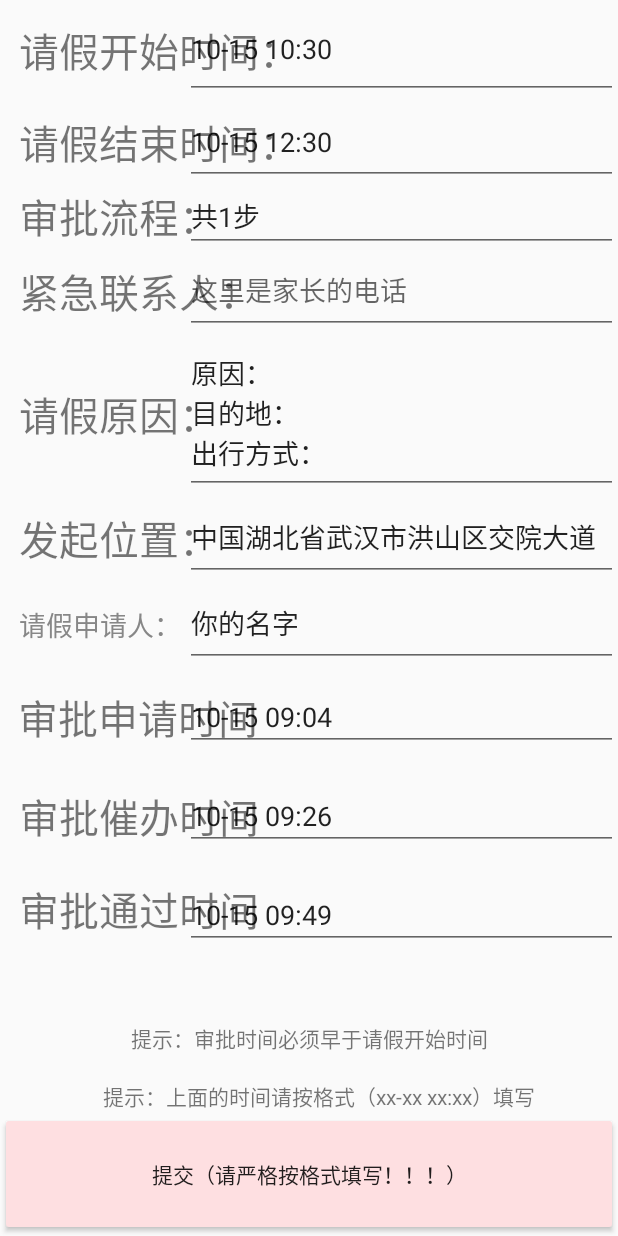
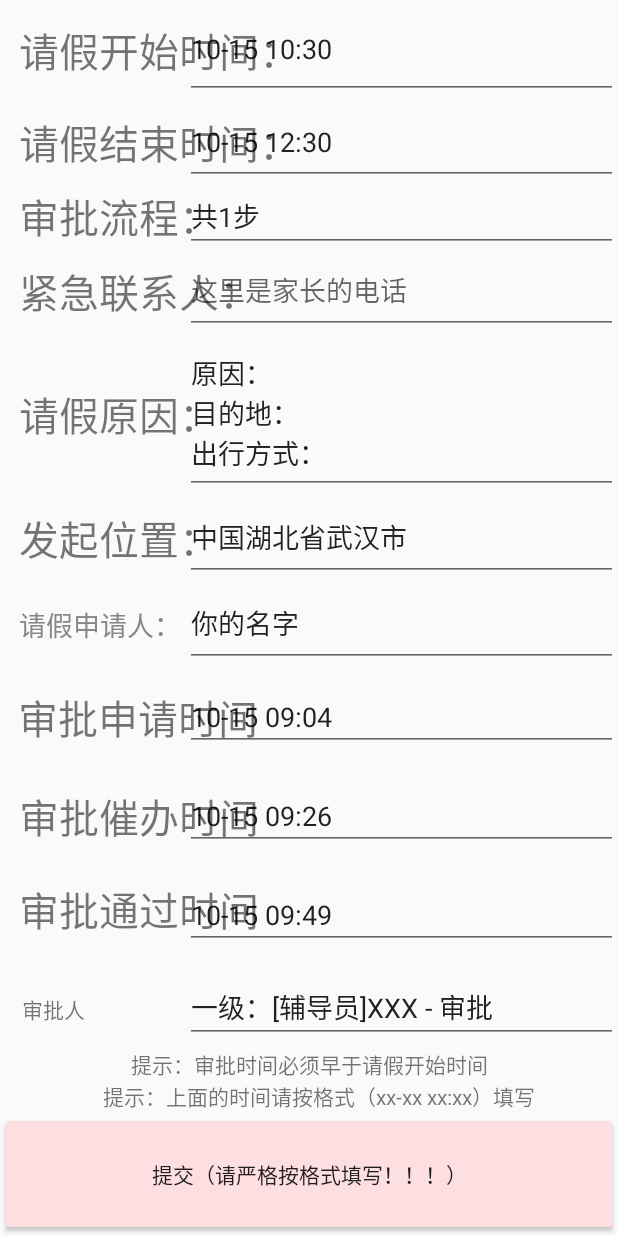
Before and after one commit to kirklin/cpdaily, an Android app: the addFragment screen opened through its navigation route, on a phone screen of 412 x 824 dp. Run offline under Robolectric (Android 15) with nearby library versions, the phone set to English and light mode, and no system bars.

Commit message:
完善细节

```diff
--- a/app/build.gradle
+++ b/app/build.gradle
@@ -9,7 +9,7 @@ android {
         minSdkVersion 17
         targetSdkVersion 30
         versionCode 1
-        versionName "1.5"
+        versionName "1.6"
 
         testInstrumentationRunner "androidx.test.runner.AndroidJUnitRunner"
     }
--- a/app/src/main/java/name/lkk/cpdaily/DetailFragment.java
+++ b/app/src/main/java/name/lkk/cpdaily/DetailFragment.java
@@ -111,6 +111,8 @@ public class DetailFragment extends Fragment {
 
         //请假原因
         binding.detailContent1Layout.textView54.setText(getArguments().getString("text5"));
+        //申请位置
+        binding.detailContent1Layout.textView12.setText(getArguments().getString("text10"));
 
         //审批流程
         binding.detailContent1Layout.textView55.setText(getArguments().getString("text6"));
@@ -119,6 +121,7 @@ public class DetailFragment extends Fragment {
 
         binding.detailContent2Layout.textView21.setText(getArguments().getString("text8"));
         binding.detailContent2Layout.textView22.setText(getArguments().getString("text9"));
-
+        //审批人
+        binding.detailContent2Layout.textView13.setText(getArguments().getString("text11"));
     }
 }
--- a/app/src/main/java/name/lkk/cpdaily/addFragment.java
+++ b/app/src/main/java/name/lkk/cpdaily/addFragment.java
@@ -176,6 +176,8 @@ public class addFragment extends Fragment {
                 bundle.putString("text4", String.valueOf(binding.editTextTextPersonName4.getText()).trim());
                 //请假原因
                 bundle.putString("text5", String.valueOf(binding.editTextTextPersonName5.getText()).trim());
+                //申请位置
+                bundle.putString("text10", String.valueOf(binding.editTextTextPersonName6.getText()).trim());
                 //审批流程
                 bundle.putString("text6", String.valueOf(binding.editTextTextPersonName8.getText()));
                 //审批申请时间
@@ -184,6 +186,8 @@ public class addFragment extends Fragment {
                 bundle.putString("text8", String.valueOf(binding.editTextDate2.getText()));
                 //审批通过时间
                 bundle.putString("text9", String.valueOf(binding.editTextDate3.getText()));
+                //审批人
+                bundle.putString("text11", String.valueOf(binding.editTextTextPersonName7.getText()));
                 NavController navController = Navigation.findNavController(view);
                 ConApp.bundle = bundle;
                 navController.navigate(R.id.action_addFragment_to_detailFragment, bundle);
--- a/app/src/main/res/layout/fragment_add.xml
+++ b/app/src/main/res/layout/fragment_add.xml
@@ -236,7 +236,7 @@
         android:layout_height="0dp"
         android:ems="10"
         android:inputType="textPersonName"
-        android:text="中国湖北省武汉市洪山区交院大道"
+        android:text="中国湖北省武汉市"
         app:layout_constraintBottom_toTopOf="@+id/guideline10"
         app:layout_constraintEnd_toEndOf="parent"
         app:layout_constraintStart_toStartOf="@+id/guideline12"
@@ -345,7 +345,8 @@
         app:layout_constraintBottom_toTopOf="@+id/guideline2"
         app:layout_constraintEnd_toEndOf="parent"
         app:layout_constraintStart_toStartOf="parent"
-        app:layout_constraintTop_toTopOf="@+id/guideline32" />
+        app:layout_constraintTop_toTopOf="@+id/guideline32"
+        app:layout_constraintVertical_bias="0.72" />
 
     <EditText
         android:id="@+id/editTextDate"
@@ -382,4 +383,35 @@
         app:layout_constraintEnd_toEndOf="parent"
         app:layout_constraintStart_toStartOf="@+id/guideline12"
         app:layout_constraintTop_toTopOf="@+id/guideline28" />
+
+    <androidx.constraintlayout.widget.Guideline
+        android:id="@+id/guideline42"
+        android:layout_width="wrap_content"
+        android:layout_height="wrap_content"
+        android:orientation="horizontal"
+        app:layout_constraintGuide_percent="0.8506944" />
+
+    <TextView
+        android:id="@+id/textView14"
+        android:layout_width="wrap_content"
+        android:layout_height="19dp"
+        android:text="审批人"
+        app:layout_constraintBottom_toTopOf="@+id/guideline42"
+        app:layout_constraintEnd_toStartOf="@+id/guideline12"
+        app:layout_constraintHorizontal_bias="0.03"
+        app:layout_constraintStart_toStartOf="@+id/guideline20"
+        app:layout_constraintTop_toTopOf="@+id/guideline32" />
+
+    <EditText
+        android:id="@+id/editTextTextPersonName7"
+        android:layout_width="0dp"
+        android:layout_height="wrap_content"
+        android:ems="10"
+        android:inputType="textPersonName"
+        android:text="一级：[辅导员]XXX - 审批"
+        app:layout_constraintBottom_toTopOf="@+id/guideline42"
+        app:layout_constraintEnd_toEndOf="parent"
+        app:layout_constraintHorizontal_bias="0.03"
+        app:layout_constraintStart_toStartOf="@+id/guideline12"
+        app:layout_constraintTop_toTopOf="@+id/guideline32" />
 </androidx.constraintlayout.widget.ConstraintLayout>
--- a/app/src/main/res/values/strings.xml
+++ b/app/src/main/res/values/strings.xml
@@ -6,6 +6,7 @@
     <string name="shp_num">NUM</string>
     <string name="shp_reason">REASON</string>
     <string name="shp_name">SETTING</string>
+    <string name="Fuck">私改源码后果自负</string>
     <string name="logs">更新日志：\n
         V1.1:修复vivo，华为手机显示问题\n
         V1.2:支持修改审批时间\n
```
Also changed, not shown: app/src/main/res/layout/detail_content1_layout.xml (+21 -1 lines), app/src/main/res/layout/detail_content2_layout.xml (+28 -0 lines), app/src/main/res/layout/fragment_leave.xml (+20 -12 lines), app/src/main/res/drawable-v24/center02.jpg, app/src/main/res/drawable-v24/footer.jpg.
